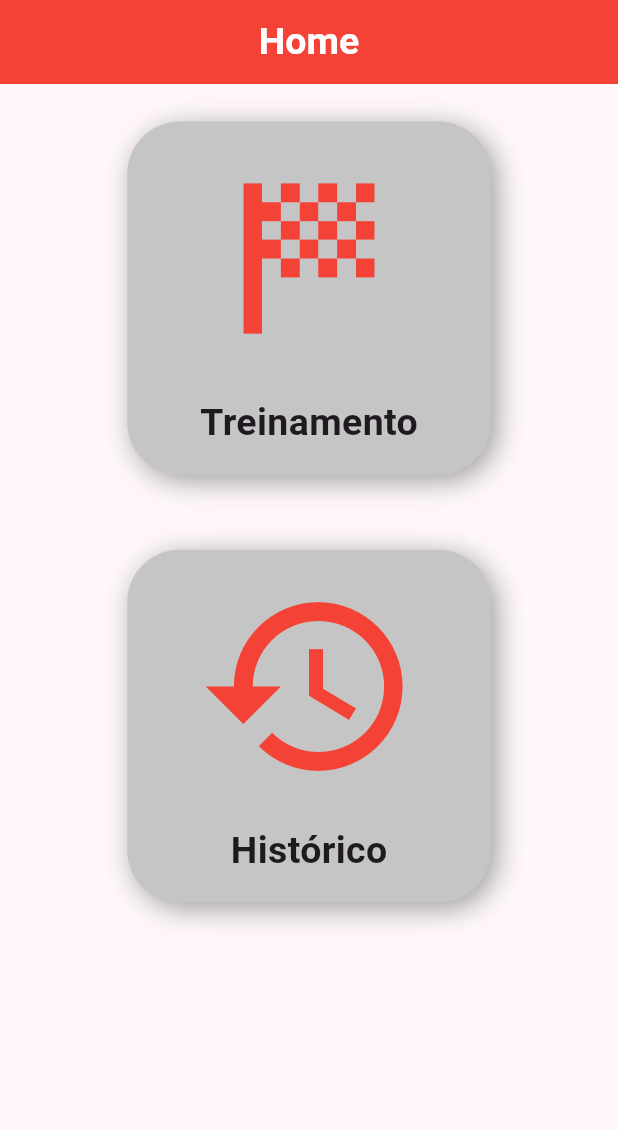
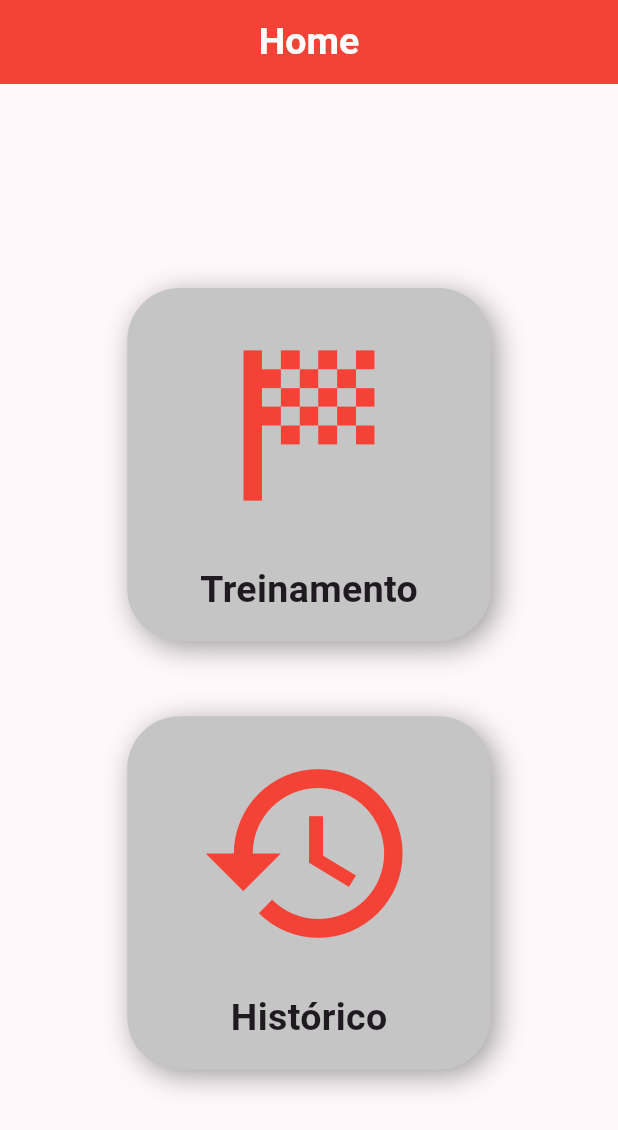
Before and after one commit to Vinicius-Maia04/AppReactionTrainer, a Flutter app: the screen it shows after launch, on a phone screen of 412 x 824 dp. Shown: the top 1130 px of the screen. Run offline on Flutter 3.47's test engine with Material 3 defaults, Android fonts, the phone set to English and light mode, and no system bars; our stand-ins replace shared_preferences.

Commit message:
Pequenas mudanças visuais
- Tela de início não rola mais para baixo

- Campo para digitar o nome na tela de treinamento some durante o treinamento. Mostrando apenas o nome do usuário.

```diff
--- a/reaction_trainer/lib/screens/home_screen.dart
+++ b/reaction_trainer/lib/screens/home_screen.dart
@@ -29,12 +29,13 @@ class _HomePageState extends State<HomePage> {
         children: [
           Expanded(
             child: Center(
-              child: ListView(
-                // mainAxisAlignment: MainAxisAlignment.center,
+              child: Container(
+                width: screen_width,
+                height: screen_height,
+                child: Column(
+                  mainAxisAlignment: MainAxisAlignment.center,
                   children: [
                     Container(
-                    height: screen_height,
-                    width: screen_width,
                       child:
                       is_mobile
                       ? Column(
@@ -174,6 +175,7 @@ class _HomePageState extends State<HomePage> {
                 ),
               ),
             ),
+          ),
         ],
       ),
     );
--- a/reaction_trainer/lib/screens/trainer_screen.dart
+++ b/reaction_trainer/lib/screens/trainer_screen.dart
@@ -172,7 +172,9 @@ class _TrainingPageState extends State<TrainingPage> {
                     constraints: BoxConstraints(
                       maxWidth: 250
                     ),
-                    child: TextField(
+                    child: trainingStarted ?
+                    Text(nameController.text, style: TextStyle(fontSize: 25),)
+                    : TextField(
                       controller: nameController,
                       decoration: const InputDecoration(
                         hintText: 'Insira seu nome aqui',
@@ -185,7 +187,7 @@ class _TrainingPageState extends State<TrainingPage> {
                           borderSide: BorderSide(color: Colors.grey, width: 2)
                         )
                       ),
-                    ),
+                    )
                   ),
                 ],
               ),
--- a/reaction_trainer/pubspec.yaml
+++ b/reaction_trainer/pubspec.yaml
@@ -51,6 +51,11 @@ dev_dependencies:
   # rules and activating additional ones.
   flutter_lints: ^4.0.0
 
+flutter_launcher_icons:
+  android: "launcher_icon"
+  image_path: ""
+  min_sdk_android: 21
+
 # For information on the generic Dart part of this file, see the
 # following page: https://dart.dev/tools/pub/pubspec
 
```
Also changed, not shown: 1 other file. Lines whose indentation alone changed are shown as unchanged.
